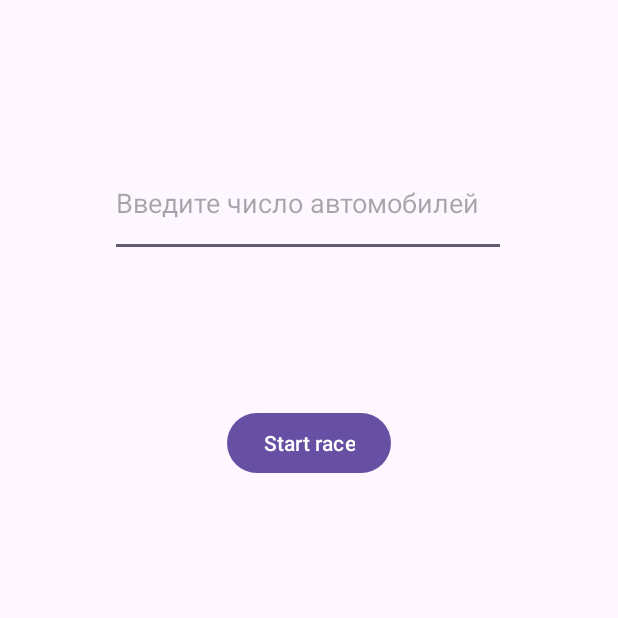
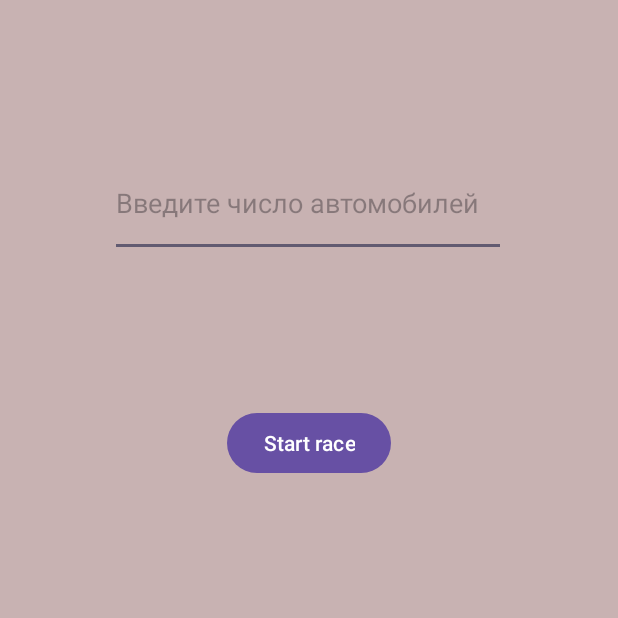
Before and after one commit to VlaADanilov/SummerPractice2024, an Android app: the screen it shows after launch (MainActivity), on a phone screen of 412 x 824 dp, the top half of it. Run offline under Robolectric (Android 15) with nearby library versions, the phone set to English and light mode, and no system bars.

Commit message:
doing values

```diff
--- a/app/src/main/res/layout/activity_main.xml
+++ b/app/src/main/res/layout/activity_main.xml
@@ -5,6 +5,7 @@
     android:id="@+id/main"
     android:layout_width="match_parent"
     android:layout_height="match_parent"
+    android:background="@color/background"
     tools:context=".MainActivity">
 
     <Button
@@ -12,7 +13,7 @@
         android:layout_width="wrap_content"
         android:layout_height="wrap_content"
         android:layout_marginTop="100dp"
-        android:text="Start race"
+        android:text="@string/bt"
         app:layout_constraintEnd_toEndOf="parent"
         app:layout_constraintStart_toStartOf="parent"
         app:layout_constraintTop_toBottomOf="@+id/number_field" />
@@ -23,7 +24,7 @@
         android:layout_height="71dp"
         android:layout_marginTop="100dp"
         android:ems="10"
-        android:hint="Введите число автомобилей"
+        android:hint="@string/for_polz"
         android:inputType="number"
         app:layout_constraintEnd_toEndOf="parent"
         app:layout_constraintHorizontal_bias="0.496"
--- a/app/src/main/res/values/colors.xml
+++ b/app/src/main/res/values/colors.xml
@@ -2,4 +2,5 @@
 <resources>
     <color name="black">#FF000000</color>
     <color name="white">#FFFFFFFF</color>
+    <color name="background">#FFC8B2B2</color>
 </resources>
--- a/app/src/main/res/values/strings.xml
+++ b/app/src/main/res/values/strings.xml
@@ -1,3 +1,5 @@
 <resources>
     <string name="app_name">My Application</string>
+    <string name="bt">Start race</string>
+    <string name="for_polz">Введите число автомобилей</string>
 </resources>
```
